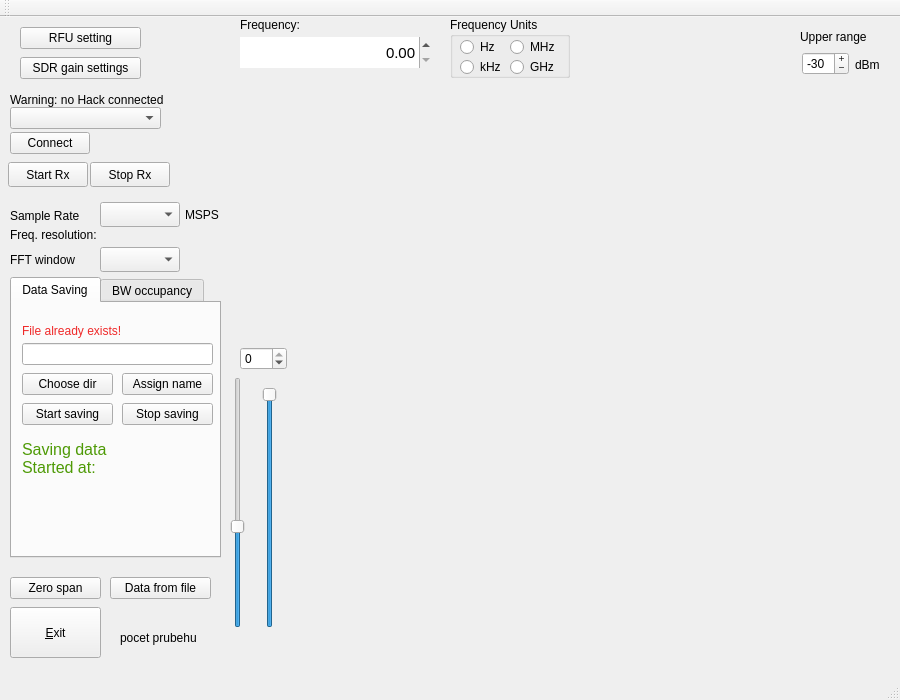
Above: mainwindow.ui from petrsvobodnik/DP before the change. Below: the same form after it.
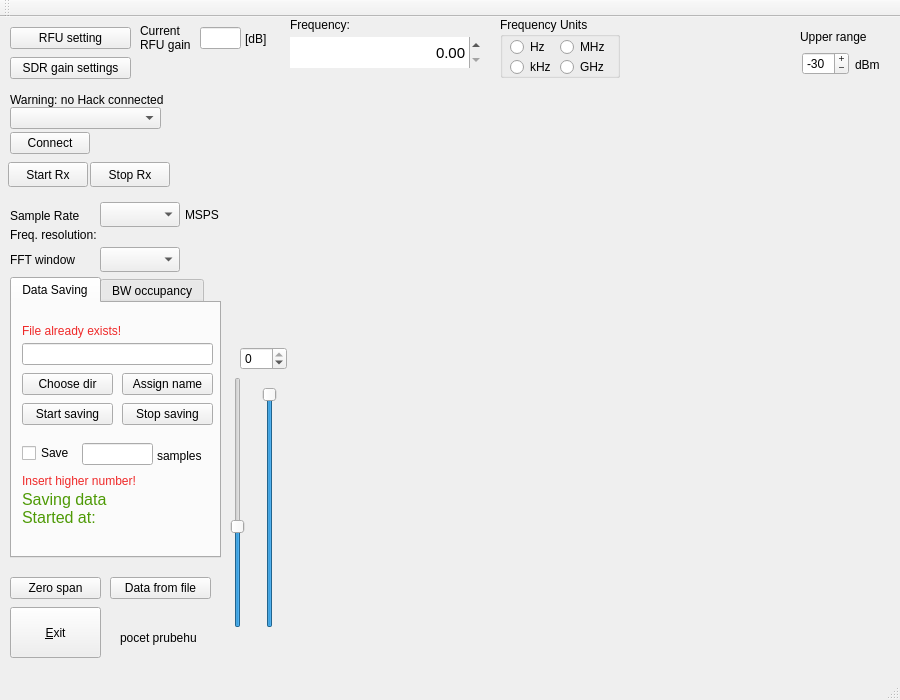
That is the form after the change. Custom widgets are drawn as their Qt base class.

The edit to the form file:
```diff
--- a/mainwindow.ui
+++ b/mainwindow.ui
@@ -56,7 +56,7 @@
    <widget class="QPushButton" name="PBfftSettings">
     <property name="geometry">
      <rect>
-      <x>20</x>
+      <x>10</x>
       <y>40</y>
       <width>121</width>
       <height>22</height>
@@ -607,7 +607,7 @@
    <widget class="QPushButton" name="PBrfuSetting">
     <property name="geometry">
      <rect>
-      <x>20</x>
+      <x>10</x>
       <y>10</y>
       <width>121</width>
       <height>22</height>
@@ -772,7 +772,7 @@
    <widget class="QDoubleSpinBox" name="SBfreq">
     <property name="geometry">
      <rect>
-      <x>240</x>
+      <x>290</x>
       <y>20</y>
       <width>191</width>
       <height>31</height>
@@ -823,7 +823,7 @@
       <property name="geometry">
        <rect>
         <x>10</x>
-        <y>130</y>
+        <y>180</y>
         <width>191</width>
         <height>51</height>
        </rect>
@@ -1015,6 +1015,119 @@
        </rect>
       </property>
      </widget>
+     <widget class="QCheckBox" name="checkBoxFinishSave">
+      <property name="geometry">
+       <rect>
+        <x>10</x>
+        <y>140</y>
+        <width>51</width>
+        <height>20</height>
+       </rect>
+      </property>
+      <property name="text">
+       <string>Save</string>
+      </property>
+     </widget>
+     <widget class="QLineEdit" name="LEfinishSave">
+      <property name="geometry">
+       <rect>
+        <x>70</x>
+        <y>140</y>
+        <width>71</width>
+        <height>22</height>
+       </rect>
+      </property>
+     </widget>
+     <widget class="QLabel" name="label_14">
+      <property name="geometry">
+       <rect>
+        <x>145</x>
+        <y>145</y>
+        <width>61</width>
+        <height>16</height>
+       </rect>
+      </property>
+      <property name="text">
+       <string>samples</string>
+      </property>
+     </widget>
+     <widget class="QLabel" name="labelSavedSamples">
+      <property name="geometry">
+       <rect>
+        <x>10</x>
+        <y>170</y>
+        <width>141</width>
+        <height>16</height>
+       </rect>
+      </property>
+      <property name="palette">
+       <palette>
+        <active>
+         <colorrole role="WindowText">
+          <brush brushstyle="SolidPattern">
+           <color alpha="255">
+            <red>239</red>
+            <green>41</green>
+            <blue>41</blue>
+           </color>
+          </brush>
+         </colorrole>
+         <colorrole role="Text">
+          <brush brushstyle="SolidPattern">
+           <color alpha="255">
+            <red>239</red>
+            <green>41</green>
+            <blue>41</blue>
+           </color>
+          </brush>
+         </colorrole>
+        </active>
+        <inactive>
+         <colorrole role="WindowText">
+          <brush brushstyle="SolidPattern">
+           <color alpha="255">
+            <red>239</red>
+            <green>41</green>
+            <blue>41</blue>
+           </color>
+          </brush>
+         </colorrole>
+         <colorrole role="Text">
+          <brush brushstyle="SolidPattern">
+           <color alpha="255">
+            <red>239</red>
+            <green>41</green>
+            <blue>41</blue>
+           </color>
+          </brush>
+         </colorrole>
+        </inactive>
+        <disabled>
+         <colorrole role="WindowText">
+          <brush brushstyle="SolidPattern">
+           <color alpha="255">
+            <red>190</red>
+            <green>190</green>
+            <blue>190</blue>
+           </color>
+          </brush>
+         </colorrole>
+         <colorrole role="Text">
+          <brush brushstyle="SolidPattern">
+           <color alpha="255">
+            <red>190</red>
+            <green>190</green>
+            <blue>190</blue>
+           </color>
+          </brush>
+         </colorrole>
+        </disabled>
+       </palette>
+      </property>
+      <property name="text">
+       <string>Insert higher number!</string>
+      </property>
+     </widget>
     </widget>
     <widget class="QWidget" name="tab_occupancy">
      <attribute name="title">
@@ -1150,7 +1263,7 @@
    <widget class="QGroupBox" name="GBfreqUnits">
     <property name="geometry">
      <rect>
-      <x>450</x>
+      <x>500</x>
       <y>0</y>
       <width>120</width>
       <height>61</height>
@@ -1227,7 +1340,7 @@
    <widget class="QLabel" name="label_12">
     <property name="geometry">
      <rect>
-      <x>240</x>
+      <x>290</x>
       <y>0</y>
       <width>81</width>
       <height>16</height>
@@ -1269,6 +1382,43 @@
      <string>Freq. resolution:</string>
     </property>
    </widget>
+   <widget class="QLineEdit" name="LEgainRFU">
+    <property name="geometry">
+     <rect>
+      <x>200</x>
+      <y>10</y>
+      <width>41</width>
+      <height>22</height>
+     </rect>
+    </property>
+   </widget>
+   <widget class="QLabel" name="label_5">
+    <property name="geometry">
+     <rect>
+      <x>140</x>
+      <y>5</y>
+      <width>59</width>
+      <height>31</height>
+     </rect>
+    </property>
+    <property name="text">
+     <string>Current
+RFU gain</string>
+    </property>
+   </widget>
+   <widget class="QLabel" name="label_13">
+    <property name="geometry">
+     <rect>
+      <x>245</x>
+      <y>14</y>
+      <width>41</width>
+      <height>16</height>
+     </rect>
+    </property>
+    <property name="text">
+     <string>[dB]</string>
+    </property>
+   </widget>
   </widget>
   <widget class="QMenuBar" name="menuBar">
    <property name="geometry">
```
